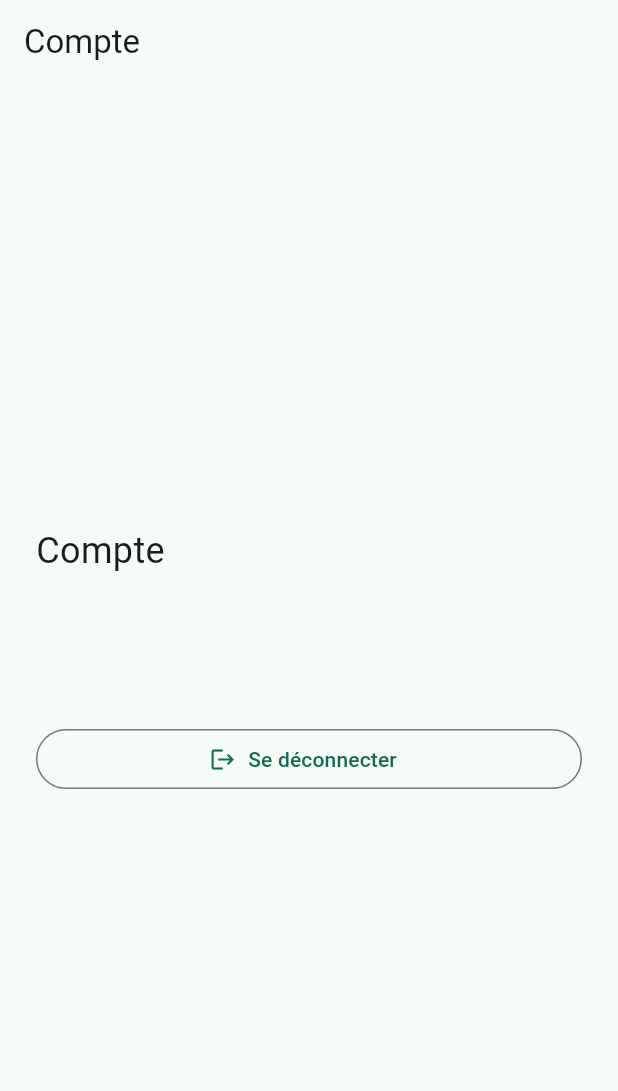
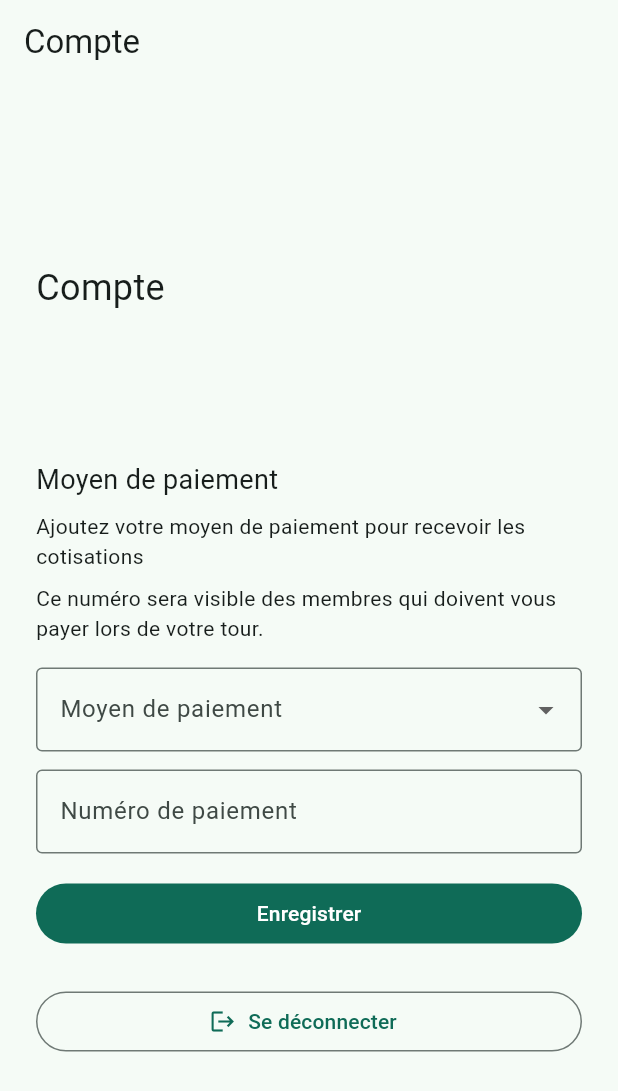
Before and after one commit to juniorfortune921-dot/tontineCi, a Flutter app: the GroupsScreen screen opened by its route, after a tap on the "account circle" icon, on a phone screen of 412 x 824 dp. Shown: the top 1091 px of the screen. Run offline on Flutter 3.47's test engine with Material 3 defaults, Android fonts, the phone set to English and light mode, and no system bars; our stand-ins replace cloud_firestore, cloud_functions, firebase_auth, firebase_core, flutter_riverpod, go_router; accounts and stored records are empty; network calls fail.

Commit message:
Moyen de paiement

```diff
--- a/lib/features/auth/models/user.dart
+++ b/lib/features/auth/models/user.dart
@@ -1,4 +1,23 @@
 import '../../../core/utils/firestore_converters.dart';
+
+enum PaymentMethod {
+  wave('wave', 'Wave'),
+  orange('orange', 'Orange Money'),
+  mtn('mtn', 'MTN MoMo'),
+  moov('moov', 'Moov Money');
+
+  const PaymentMethod(this.value, this.label);
+
+  final String value;
+  final String label;
+
+  static PaymentMethod? fromValue(String? value) {
+    for (final method in values) {
+      if (method.value == value) return method;
+    }
+    return null;
+  }
+}
 
 class User {
   const User({
@@ -6,23 +25,33 @@ class User {
     required this.phoneNumber,
     required this.displayName,
     required this.createdAt,
+    this.paymentMethod,
+    this.paymentNumber,
   });
 
   final String id;
   final String phoneNumber;
   final String displayName;
   final DateTime createdAt;
+  final PaymentMethod? paymentMethod;
+  final String? paymentNumber;
 
   factory User.fromMap(String id, Map<String, dynamic> data) => User(
         id: id,
         phoneNumber: data['phoneNumber'] as String,
         displayName: data['displayName'] as String,
         createdAt: dateTimeFromFirestore(data['createdAt']),
+        paymentMethod: PaymentMethod.fromValue(data['paymentMethod'] as String?),
+        paymentNumber: data['paymentNumber'] as String?,
       );
 
   Map<String, dynamic> toMap() => {
         'phoneNumber': phoneNumber,
         'displayName': displayName,
         'createdAt': dateTimeToFirestore(createdAt),
+        if (paymentMethod != null && paymentNumber != null) ...{
+          'paymentMethod': paymentMethod!.value,
+          'paymentNumber': paymentNumber,
+        },
       };
 }
--- a/lib/features/auth/presentation/auth_screen.dart
+++ b/lib/features/auth/presentation/auth_screen.dart
@@ -7,6 +7,7 @@ import 'package:flutter/services.dart';
 import 'package:go_router/go_router.dart';
 
 import '../../../core/config/auth_config.dart';
+import '../models/user.dart' show PaymentMethod;
 
 enum _AuthStage { loading, phone, code, profile, account }
 
@@ -21,6 +22,9 @@ class _AuthScreenState extends State<AuthScreen> {
   final _phoneController = TextEditingController();
   final _codeController = TextEditingController();
   final _nameController = TextEditingController();
+  final _paymentNumberController = TextEditingController();
+  PaymentMethod? _paymentMethod;
+  String? _paymentStatus;
   _AuthStage _stage = _AuthStage.phone;
   String? _verificationId;
   String? _errorMessage;
@@ -45,6 +49,7 @@ class _AuthScreenState extends State<AuthScreen> {
     _phoneController.dispose();
     _codeController.dispose();
     _nameController.dispose();
+    _paymentNumberController.dispose();
     super.dispose();
   }
 
@@ -63,6 +68,11 @@ class _AuthScreenState extends State<AuthScreen> {
         setState(() {
           _displayName = snapshot.data()?['displayName'] as String?;
           _phoneNumber = snapshot.data()?['phoneNumber'] as String?;
+          _paymentMethod = PaymentMethod.fromValue(
+            snapshot.data()?['paymentMethod'] as String?,
+          );
+          _paymentNumberController.text =
+              snapshot.data()?['paymentNumber'] as String? ?? '';
           _stage = _AuthStage.account;
         });
       } else {
@@ -258,6 +268,9 @@ class _AuthScreenState extends State<AuthScreen> {
       _stage = _AuthStage.phone;
       _displayName = null;
       _phoneNumber = null;
+      _paymentMethod = null;
+      _paymentNumberController.clear();
+      _paymentStatus = null;
       _verificationId = null;
       _codeController.clear();
       _errorMessage = null;
@@ -412,7 +425,8 @@ class _AuthScreenState extends State<AuthScreen> {
     ],
   );
 
-  Widget _buildAccountStep() => Column(
+  Widget _buildAccountStep() => SingleChildScrollView(
+    child: Column(
       mainAxisSize: MainAxisSize.min,
       crossAxisAlignment: CrossAxisAlignment.stretch,
       children: [
@@ -424,13 +438,130 @@ class _AuthScreenState extends State<AuthScreen> {
           Text(_phoneNumber!),
         ],
         const SizedBox(height: 24),
+        const Align(
+          alignment: Alignment.centerLeft,
+          child: Text('Moyen de paiement', style: TextStyle(fontSize: 18)),
+        ),
+        const SizedBox(height: 8),
+        if (_paymentMethod == null)
+          const Align(
+            alignment: Alignment.centerLeft,
+            child: Text(
+              'Ajoutez votre moyen de paiement pour recevoir les cotisations',
+            ),
+          ),
+        const SizedBox(height: 8),
+        const Text(
+          'Ce numéro sera visible des membres qui doivent vous payer lors de votre tour.',
+          textAlign: TextAlign.left,
+        ),
+        const SizedBox(height: 16),
+        DropdownButtonFormField<PaymentMethod>(
+          value: _paymentMethod,
+          decoration: const InputDecoration(
+            labelText: 'Moyen de paiement',
+            border: OutlineInputBorder(),
+          ),
+          items: PaymentMethod.values
+              .map(
+                (method) => DropdownMenuItem(
+                  value: method,
+                  child: Text(method.label),
+                ),
+              )
+              .toList(),
+          onChanged: _isBusy
+              ? null
+              : (method) => setState(() {
+                  _paymentMethod = method;
+                  _paymentStatus = null;
+                }),
+        ),
+        const SizedBox(height: 12),
+        TextFormField(
+          controller: _paymentNumberController,
+          keyboardType: TextInputType.number,
+          inputFormatters: [
+            FilteringTextInputFormatter.digitsOnly,
+            LengthLimitingTextInputFormatter(10),
+          ],
+          onChanged: (_) => setState(() => _paymentStatus = null),
+          decoration: const InputDecoration(
+            labelText: 'Numéro de paiement',
+            border: OutlineInputBorder(),
+          ),
+        ),
+        if (_paymentStatus != null) ...[
+          const SizedBox(height: 8),
+          Align(
+            alignment: Alignment.centerLeft,
+            child: Text(
+              _paymentStatus!,
+              style: TextStyle(color: Colors.green.shade700),
+            ),
+          ),
+        ],
+        if (_errorMessage != null) _buildError(),
+        const SizedBox(height: 16),
+        FilledButton(
+          onPressed: _isBusy ? null : _savePaymentMethod,
+          child: _isBusy
+              ? const CircularProgressIndicator()
+              : const Text('Enregistrer'),
+        ),
+        const SizedBox(height: 24),
         OutlinedButton.icon(
           onPressed: _signOut,
           icon: const Icon(Icons.logout),
           label: const Text('Se déconnecter'),
         ),
       ],
+    ),
   );
+
+  Future<void> _savePaymentMethod() async {
+    final paymentMethod = _paymentMethod;
+    final paymentNumber = _paymentNumberController.text;
+    if (paymentMethod == null) {
+      setState(() {
+        _errorMessage = 'Sélectionnez un moyen de paiement.';
+        _paymentStatus = null;
+      });
+      return;
+    }
+    if (!RegExp(r'^\d{10}$').hasMatch(paymentNumber)) {
+      setState(() {
+        _errorMessage = 'Le numéro de paiement doit contenir exactement 10 chiffres.';
+        _paymentStatus = null;
+      });
+      return;
+    }
+    final user = FirebaseAuth.instance.currentUser;
+    if (user == null) return;
+
+    setState(() {
+      _isBusy = true;
+      _errorMessage = null;
+      _paymentStatus = null;
+    });
+    try {
+      await FirebaseFirestore.instance.collection('users').doc(user.uid).update({
+        'paymentMethod': paymentMethod.value,
+        'paymentNumber': paymentNumber,
+      });
+      if (!mounted) return;
+      setState(() {
+        _isBusy = false;
+        _paymentStatus = 'Enregistré';
+      });
+    } catch (_) {
+      if (!mounted) return;
+      setState(() {
+        _isBusy = false;
+        _errorMessage = 'Impossible d’enregistrer votre moyen de paiement. Réessayez.';
+      });
+    }
+  }
 
   Widget _buildError() {
     final message = _errorMessage;
```
Also changed, not shown: 1 other file. Lines whose indentation alone changed are shown as unchanged.
